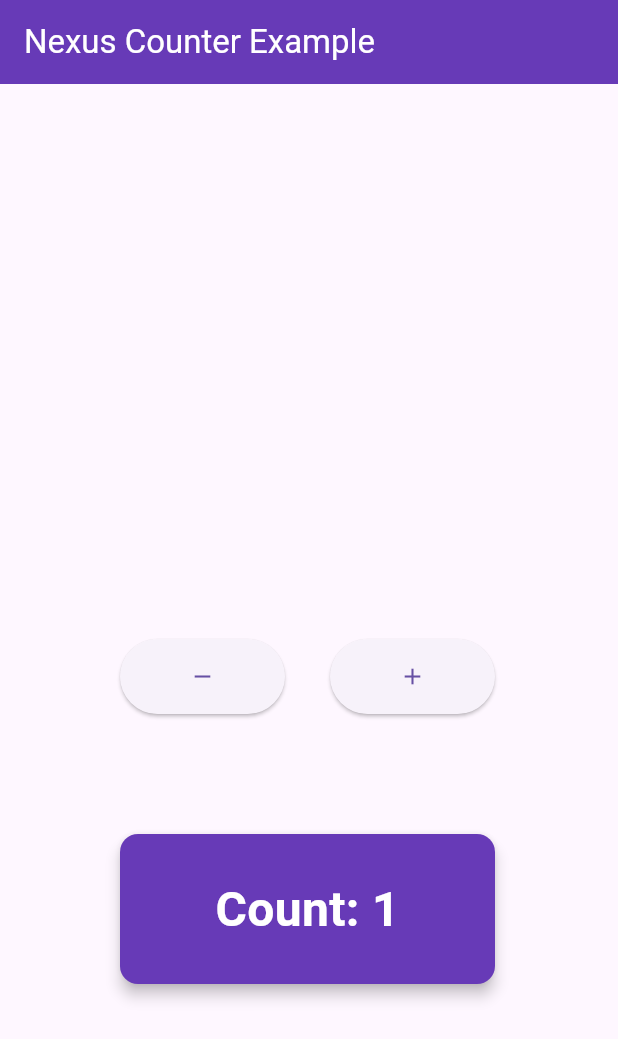
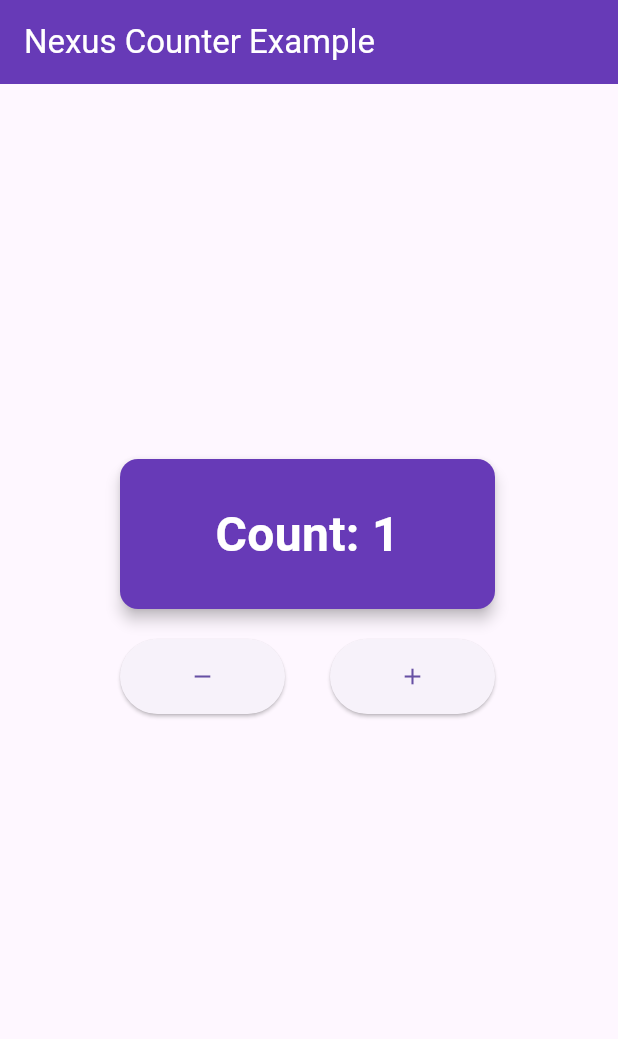
Before and after one commit to ShoghShahadat/Nexus, a Flutter app: the screen it shows after launch, after a tap on the "add" icon, on a phone screen of 412 x 824 dp. Shown: the top 1039 px of the screen. Run offline on Flutter 3.47's test engine with Material 3 defaults, Android fonts, the phone set to English and light mode, and no system bars; our stand-ins replace bloc, get_it.

Commit message:
توسعه

```diff
--- /dev/null
+++ b/example/lib/counter_module.dart
@@ -0,0 +1,110 @@
+import 'package:flutter/material.dart';
+import 'package:nexus/nexus.dart';
+import 'package:nexus_example/counter_cubit.dart';
+
+/// A self-contained module for the counter feature.
+///
+/// This module registers all necessary systems and provides methods to
+/// create the entities required for the counter UI. A large application
+/// would be composed of many such modules.
+class CounterModule extends NexusModule {
+  @override
+  List<System> get systems => [_CounterDisplaySystem()];
+
+  /// Creates all entities related to the counter feature and adds them to the world.
+  void createEntities(NexusWorld world, CounterCubit counterCubit) {
+    world.addEntity(_createCounterDisplay(counterCubit));
+    world.addEntity(_createIncrementButton(counterCubit));
+    world.addEntity(_createDecrementButton(counterCubit));
+  }
+
+  Entity _createCounterDisplay(CounterCubit cubit) {
+    final entity = Entity();
+    entity.add(
+        PositionComponent(x: 80, y: 250, width: 250, height: 100, scale: 0));
+    entity.add(BlocComponent<CounterCubit, int>(cubit));
+    entity.add(CounterStateComponent(cubit.state));
+    entity.add(TagsComponent({})); // Add an empty set of tags
+    entity.add(WidgetComponent((context, entity) {
+      final state = entity.get<CounterStateComponent>()!.value;
+      return Material(
+        key: ValueKey(state),
+        elevation: 4.0,
+        borderRadius: BorderRadius.circular(12),
+        color: state >= 0 ? Colors.deepPurple : Colors.redAccent,
+        child: Center(
+          child: Text('Count: $state',
+              style: const TextStyle(
+                  color: Colors.white,
+                  fontSize: 32,
+                  fontWeight: FontWeight.bold)),
+        ),
+      );
+    }));
+    entity.add(AnimationComponent(
+      duration: const Duration(milliseconds: 600),
+      curve: Curves.easeOutBack,
+      onUpdate: (entity, value) {
+        final pos = entity.get<PositionComponent>()!;
+        pos.scale = value;
+        entity.add(pos);
+      },
+      onComplete: (entity) {
+        // We no longer add velocity here to keep the example focused.
+      },
+    ));
+    return entity;
+  }
+
+  Entity _createIncrementButton(CounterCubit cubit) {
+    final entity = Entity();
+    entity.add(PositionComponent(x: 220, y: 370, width: 110, height: 50));
+    entity.add(WidgetComponent(
+      (context, entity) => ElevatedButton(
+        onPressed: cubit.increment,
+        child: const Icon(Icons.add),
+      ),
+    ));
+    return entity;
+  }
+
+  Entity _createDecrementButton(CounterCubit cubit) {
+    final entity = Entity();
+    entity.add(PositionComponent(x: 80, y: 370, width: 110, height: 50));
+    entity.add(WidgetComponent(
+      (context, entity) => ElevatedButton(
+        onPressed: cubit.decrement,
+        child: const Icon(Icons.remove),
+      ),
+    ));
+    return entity;
+  }
+}
+
+/// The system that updates the counter's data component.
+/// It now ONLY manages the "warning" tag based on the state.
+class _CounterDisplaySystem extends BlocSystem<CounterCubit, int> {
+  @override
+  void onStateChange(Entity entity, int state) {
+    // First, update the state component as before.
+    entity.add(CounterStateComponent(state));
+
+    // Now, manage the warning tag based purely on the state.
+    // The PulsingWarningSystem will react to the presence of this tag.
+    final tags = entity.get<TagsComponent>();
+    if (tags != null) {
+      final wasWarning = tags.hasTag('warning');
+      final isWarning = state < 0;
+
+      if (isWarning && !wasWarning) {
+        // If the state is negative and it wasn't before, add the tag.
+        tags.add('warning');
+        entity.add(tags);
+      } else if (!isWarning && wasWarning) {
+        // If the state is non-negative and it was a warning before, remove the tag.
+        tags.remove('warning');
+        entity.add(tags);
+      }
+    }
+  }
+}
--- a/example/lib/main.dart
+++ b/example/lib/main.dart
@@ -1,95 +1,31 @@
 import 'package:flutter/material.dart';
 import 'package:nexus/nexus.dart';
 import 'package:nexus_example/counter_cubit.dart';
+import 'package:nexus_example/counter_module.dart';
 
 // --- World Setup ---
 NexusWorld setupWorld() {
   final world = NexusWorld();
 
-  // 1. Systems
-  final renderingSystem = FlutterRenderingSystem();
-  final counterSystem = _CounterDisplaySystem();
-  final animationSystem = AnimationSystem();
-  final physicsSystem = PhysicsSystem(); // Add the new system
+  // --- Global Systems ---
+  // These systems are application-wide and not specific to any feature.
+  world.addSystem(FlutterRenderingSystem());
+  world.addSystem(AnimationSystem());
+  world.addSystem(PhysicsSystem());
+  world.addSystem(LifecycleSystem());
+  world.addSystem(PulsingWarningSystem()); // Add our new custom system
 
-  world.addSystem(renderingSystem);
-  world.addSystem(counterSystem);
-  world.addSystem(animationSystem);
-  world.addSystem(physicsSystem); // Add the new system
-
-  // 2. Shared State
+  // --- Shared State / Services ---
   final counterCubit = CounterCubit();
 
-  // 3. Entities & Components
-  final counterDisplayEntity = Entity();
-  counterDisplayEntity
-      .add(PositionComponent(x: 80, y: 250, width: 250, height: 100, scale: 0));
-  counterDisplayEntity.add(BlocComponent<CounterCubit, int>(counterCubit));
-  counterDisplayEntity.add(CounterStateComponent(counterCubit.state));
-  counterDisplayEntity.add(WidgetComponent((context, entity) {
-    final stateComponent = entity.get<CounterStateComponent>()!;
-    final state = stateComponent.value;
+  // --- Load Feature Modules ---
+  // The application is now composed by loading isolated modules.
+  final counterModule = CounterModule();
+  world.loadModule(counterModule);
 
-    return Material(
-      key: ValueKey(state),
-      elevation: 4.0,
-      borderRadius: BorderRadius.circular(12),
-      color: state >= 0 ? Colors.deepPurple : Colors.redAccent,
-      child: Center(
-        child: Text(
-          'Count: $state',
-          style: const TextStyle(
-            color: Colors.white,
-            fontSize: 32,
-            fontWeight: FontWeight.bold,
-          ),
-        ),
-      ),
-    );
-  }));
-
-  // Add an animation to make the counter "pop in" on start
-  counterDisplayEntity.add(AnimationComponent(
-    duration: const Duration(milliseconds: 600),
-    curve: Curves.easeOutBack,
-    onUpdate: (entity, value) {
-      final pos = entity.get<PositionComponent>();
-      if (pos != null) {
-        pos.scale = value;
-        entity.add(pos);
-      }
-    },
-    // When the animation is complete, give the entity a downward velocity.
-    onComplete: (entity) {
-      entity.add(
-          VelocityComponent(x: 0, y: 50)); // 50 pixels per second downwards
-    },
-  ));
-
-  world.addEntity(counterDisplayEntity);
-
-  // --- Button Entities ---
-  final incrementButtonEntity = Entity();
-  incrementButtonEntity
-      .add(PositionComponent(x: 220, y: 370, width: 110, height: 50));
-  incrementButtonEntity.add(WidgetComponent(
-    (context, entity) => ElevatedButton(
-      onPressed: counterCubit.increment,
-      child: const Icon(Icons.add),
-    ),
-  ));
-  world.addEntity(incrementButtonEntity);
-
-  final decrementButtonEntity = Entity();
-  decrementButtonEntity
-      .add(PositionComponent(x: 80, y: 370, width: 110, height: 50));
-  decrementButtonEntity.add(WidgetComponent(
-    (context, entity) => ElevatedButton(
-      onPressed: counterCubit.decrement,
-      child: const Icon(Icons.remove),
-    ),
-  ));
-  world.addEntity(decrementButtonEntity);
+  // --- Create Initial Entities ---
+  // The module itself is responsible for creating its own entities.
+  counterModule.createEntities(world, counterCubit);
 
   return world;
 }
@@ -126,11 +62,3 @@ class MyApp extends StatelessWidget {
     );
   }
 }
-
-/// The system that updates the counter's data component.
-class _CounterDisplaySystem extends BlocSystem<CounterCubit, int> {
-  @override
-  void onStateChange(Entity entity, int state) {
-    entity.add(CounterStateComponent(state));
-  }
-}
--- /dev/null
+++ b/lib/src/core/event_bus.dart
@@ -0,0 +1,46 @@
+import 'dart:async';
+
+/// A simple event bus for decoupled communication between different parts
+/// of the application, particularly between different modules.
+///
+/// Systems can listen for specific event types and react to them, or
+/// they can fire events to signal that something has happened.
+class EventBus {
+  final StreamController _streamController;
+
+  /// If true, the stream controller broadcasts its events to multiple listeners.
+  bool isBroadcast;
+
+  /// Creates an event bus.
+  ///
+  /// If [sync] is true, events are passed directly to listeners.
+  /// If [isBroadcast] is true, multiple listeners can subscribe to the stream.
+  EventBus({bool sync = false, this.isBroadcast = true})
+      : _streamController = StreamController.broadcast(sync: sync);
+
+  /// Listens for events of a specific type [T].
+  ///
+  /// The [onData] callback is called when an event of type [T] is fired.
+  StreamSubscription<T> on<T>(void Function(T event) onData) {
+    if (T == dynamic) {
+      throw ArgumentError(
+          'Listening for dynamic events is not supported. Please provide a specific event type.');
+    }
+    return _streamController.stream
+        .where((event) => event is T)
+        .cast<T>()
+        .listen(onData);
+  }
+
+  /// Fires a new event on the bus.
+  ///
+  /// All listeners for the type of the [event] object will be notified.
+  void fire(dynamic event) {
+    _streamController.add(event);
+  }
+
+  /// Destroys the event bus and releases all resources.
+  void destroy() {
+    _streamController.close();
+  }
+}
--- /dev/null
+++ b/lib/src/core/nexus_module.dart
@@ -0,0 +1,27 @@
+import 'package:nexus/src/core/nexus_world.dart';
+import 'package:nexus/src/core/system.dart';
+
+/// Represents a self-contained feature module in the Nexus architecture.
+///
+/// Each module is responsible for registering its own systems and can provide
+/// builders for the entities it manages. This structure allows large teams to
+/// work on isolated features in parallel with minimal code conflicts.
+abstract class NexusModule {
+  /// A list of systems that this module contributes to the world.
+  ///
+  /// These systems will be added to the [NexusWorld] when the module is loaded.
+  List<System> get systems;
+
+  /// A lifecycle method called when the module is loaded into the world.
+  ///
+  /// This is the ideal place to register services with GetIt, set up
+  /// event bus listeners, or perform any other one-time setup for the module.
+  void onLoad(NexusWorld world) {}
+
+  /// A lifecycle method called when the world is being cleared or the module
+  /// is unloaded.
+  ///
+  /// This should be used to clean up any resources, such as closing streams
+  /// or unregistering services.
+  void onUnload(NexusWorld world) {}
+}
--- a/lib/src/core/nexus_world.dart
+++ b/lib/src/core/nexus_world.dart
@@ -1,5 +1,7 @@
 import 'package:get_it/get_it.dart';
 import 'package:nexus/src/core/entity.dart';
+import 'package:nexus/src/core/event_bus.dart';
+import 'package:nexus/src/core/nexus_module.dart';
 import 'package:nexus/src/core/system.dart';
 
 /// Manages all the entities and systems in the Nexus world.
@@ -7,21 +9,37 @@ import 'package:nexus/src/core/system.dart';
 /// The NexusWorld is the central hub of the architecture. It holds all the
 /// application objects (Entities), the logic controllers (Systems), and a
 /// service locator for dependency injection. It is responsible for running
-/// the main update loop.
+/// the main update loop and managing modules.
 class NexusWorld {
   final Map<EntityId, Entity> _entities = {};
   final List<System> _systems = [];
+  final List<NexusModule> _modules = [];
   final GetIt services;
+  late final EventBus eventBus;
 
   Map<EntityId, Entity> get entities => Map.unmodifiable(_entities);
   List<System> get systems => List.unmodifiable(_systems);
 
-  NexusWorld({GetIt? serviceLocator})
-      : services = serviceLocator ?? GetIt.instance;
+  NexusWorld({GetIt? serviceLocator, EventBus? eventBus})
+      : services = serviceLocator ?? GetIt.instance {
+    this.eventBus = eventBus ?? EventBus();
+    services.registerSingleton<EventBus>(this.eventBus);
+  }
+
+  /// Loads a module into the world.
+  ///
+  /// This adds all the module's systems to the world and calls the module's
+  /// `onLoad` lifecycle method.
+  void loadModule(NexusModule module) {
+    _modules.add(module);
+    for (final system in module.systems) {
+      addSystem(system);
+    }
+    module.onLoad(this);
+  }
 
   void addEntity(Entity entity) {
     _entities[entity.id] = entity;
-    // Notify systems that a new entity has been added.
     for (final system in _systems) {
       if (system.matches(entity)) {
         system.onEntityAdded(entity);
@@ -32,13 +50,11 @@ class NexusWorld {
   Entity? removeEntity(EntityId id) {
     final entity = _entities.remove(id);
     if (entity != null) {
-      // Notify systems before disposing the entity.
       for (final system in _systems) {
         if (system.matches(entity)) {
           system.onEntityRemoved(entity);
         }
       }
-      // When removing an entity, also dispose it to release listeners.
       entity.dispose();
     }
     return entity;
@@ -68,6 +84,9 @@ class NexusWorld {
   }
 
   void clear() {
+    for (final module in _modules) {
+      module.onUnload(this);
+    }
     for (final system in _systems) {
       system.onRemovedFromWorld();
     }
@@ -76,5 +95,7 @@ class NexusWorld {
     }
     _entities.clear();
     _systems.clear();
+    _modules.clear();
+    eventBus.destroy();
   }
 }
--- /dev/null
+++ b/lib/src/systems/pulsing_warning_system.dart
@@ -0,0 +1,67 @@
+import 'package:flutter/animation.dart' show Curves;
+import 'package:nexus/nexus.dart';
+
+/// A system that applies and removes a pulsing animation to any entity with a "warning" tag.
+///
+/// This system is the single source of truth for the warning animation behavior.
+/// It watches for the 'warning' tag and manages the lifecycle of the
+/// associated AnimationComponent.
+class PulsingWarningSystem extends System {
+  // A private tag to mark entities that this system is currently animating.
+  static const _pulsingMarkerTag = 'system_is_pulsing';
+
+  @override
+  bool matches(Entity entity) {
+    // This system is interested in any entity that can be tagged and positioned.
+    return entity.has<TagsComponent>() && entity.has<PositionComponent>();
+  }
+
+  @override
+  void update(Entity entity, double dt) {
+    final tags = entity.get<TagsComponent>()!;
+    final isWarning = tags.hasTag('warning');
+    final isPulsing = tags.hasTag(_pulsingMarkerTag);
+
+    // Condition to ADD the animation:
+    // The entity is in a warning state, but is not yet pulsing.
+    // We also check that no other animation is currently running to avoid conflicts.
+    if (isWarning && !isPulsing && !entity.has<AnimationComponent>()) {
+      tags.add(_pulsingMarkerTag);
+      entity.add(_createPulsingAnimation());
+      entity.add(tags);
+    }
+    // Condition to REMOVE the animation:
+    // The entity is no longer in a warning state, but is still marked as pulsing.
+    else if (!isWarning && isPulsing) {
+      tags.remove(_pulsingMarkerTag);
+      entity.remove<AnimationComponent>();
+      // Reset scale to 1 in case the animation was stopped mid-pulse.
+      final pos = entity.get<PositionComponent>()!;
+      pos.scale = 1.0;
+      entity.add(pos);
+      entity.add(tags);
+    }
+  }
+
+  AnimationComponent _createPulsingAnimation() {
+    return AnimationComponent(
+      duration: const Duration(milliseconds: 800),
+      curve: Curves.easeInOut,
+      repeat: true,
+      removeOnComplete: false,
+      onUpdate: (entity, value) {
+        final double scaleValue;
+        if (value < 0.5) {
+          // First half: scale up
+          scaleValue = 1.0 + (value * 2 * 0.05); // Scale up to 1.05
+        } else {
+          // Second half: scale down
+          scaleValue = 1.05 - ((value - 0.5) * 2 * 0.05); // Scale back to 1.0
+        }
+        final pos = entity.get<PositionComponent>()!;
+        pos.scale = scaleValue;
+        entity.add(pos);
+      },
+    );
+  }
+}
```
Also changed, not shown: lib/nexus.dart (+6 -2 lines), lib/src/components/tags_component.dart (added, +22 -0 lines).
